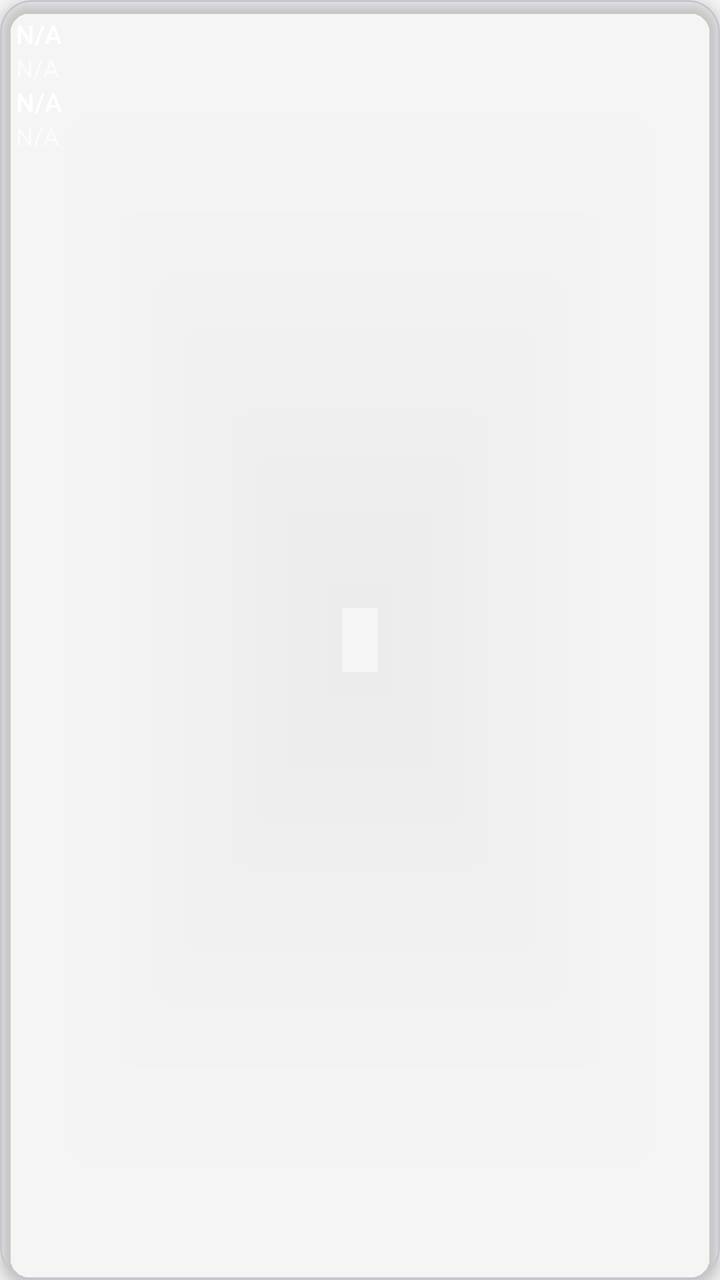
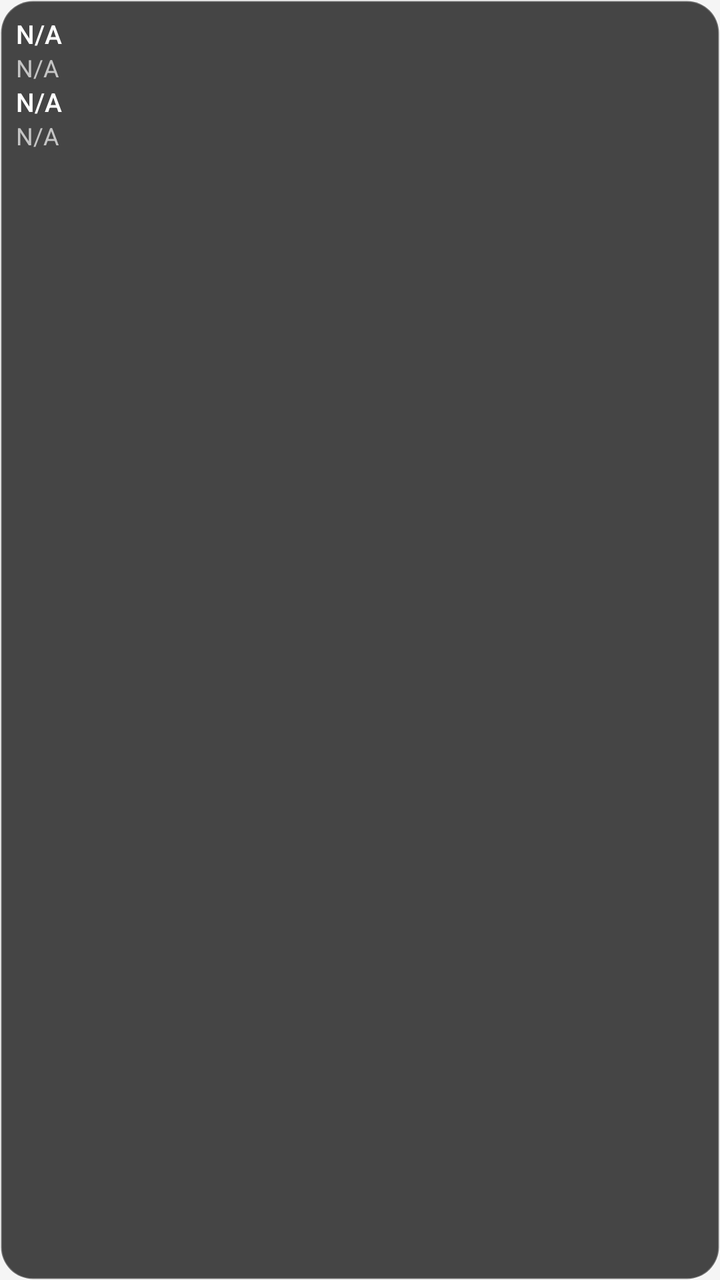

An Android layout rendered at two revisions. The XML below is the earlier revision; the diff shows what the commit changed to produce the second picture.
<!-- AndroidManifest.xml: application theme Theme.DeviceInfoViewer -->
<!-- res/layout/layout_floating_window.xml -->
<?xml version="1.0" encoding="utf-8"?>
<com.google.android.material.card.MaterialCardView
    xmlns:android="http://schemas.android.com/apk/res/android"
    xmlns:app="http://schemas.android.com/apk/res-auto"
    android:layout_width="@dimen/floating_window_width"
    android:layout_height="wrap_content"
    android:background="@drawable/bg_floating_window"
    app:cardElevation="4dp"
    app:cardCornerRadius="@dimen/floating_window_corner"
    app:cardBackgroundColor="@android:color/transparent">

    <LinearLayout
        android:layout_width="match_parent"
        android:layout_height="wrap_content"
        android:orientation="vertical"
        android:padding="@dimen/padding_small">

        <TextView
            android:id="@+id/tv_float_cpu_temp"
            android:layout_width="match_parent"
            android:layout_height="wrap_content"
            android:text="@string/na"
            android:textColor="#FFFFFF"
            android:textSize="13sp"
            android:fontFamily="sans-serif-medium" />

        <TextView
            android:id="@+id/tv_float_cpu_freq"
            android:layout_width="match_parent"
            android:layout_height="wrap_content"
            android:text="@string/na"
            android:textColor="#B0FFFFFF"
            android:textSize="12sp" />

        <TextView
            android:id="@+id/tv_float_battery"
            android:layout_width="match_parent"
            android:layout_height="wrap_content"
            android:text="@string/na"
            android:textColor="#FFFFFF"
            android:textSize="13sp"
            android:fontFamily="sans-serif-medium" />

        <TextView
            android:id="@+id/tv_float_ram"
            android:layout_width="match_parent"
            android:layout_height="wrap_content"
            android:text="@string/na"
            android:textColor="#B0FFFFFF"
            android:textSize="12sp" />

    </LinearLayout>
</com.google.android.material.card.MaterialCardView>
<!-- resources referenced by this layout -->
<resources>
  <dimen name="floating_window_corner">16dp</dimen>
  <dimen name="floating_window_width">180dp</dimen>
  <dimen name="padding_small">8dp</dimen>
  <!-- drawable bg_floating_window (drawable) -->
  <?xml version="1.0" encoding="utf-8"?>
  <shape xmlns:android="http://schemas.android.com/apk/res/android"
      android:shape="rectangle">
      <solid android:color="#CC1A1A1A" />
      <corners android:radius="16dp" />
      <stroke
          android:width="1dp"
          android:color="#40FFFFFF" />
  </shape>
  <string name="na">N/A</string>
  <style name="Theme.DeviceInfoViewer" parent="Theme.Material3.Light.NoActionBar">
          <item name="colorPrimary">@color/primary</item>
          <item name="colorPrimaryVariant">@color/primary_dark</item>
          <item name="colorOnPrimary">@color/on_primary</item>
          <item name="colorSecondary">@color/secondary</item>
          <item name="colorOnSecondary">@color/on_secondary</item>
          <item name="android:colorBackground">@color/background</item>
          <item name="colorOnBackground">@color/text_primary</item>
          <item name="colorSurface">@color/surface</item>
          <item name="colorOnSurface">@color/text_primary</item>
          <item name="colorError">@color/error</item>
          <item name="colorOnError">@color/on_error</item>
          <item name="android:statusBarColor">@android:color/transparent</item>
          <item name="android:navigationBarColor">@android:color/transparent</item>
          <item name="android:windowLightStatusBar">true</item>
          <item name="android:windowBackground">@color/background</item>
      </style>
  <color name="primary">#FF9800</color>
  <color name="primary_dark">#E65100</color>
  <color name="on_primary">#FFFFFF</color>
  <color name="secondary">#607D8B</color>
  <color name="on_secondary">#FFFFFF</color>
  <color name="background">#F5F5F5</color>
  <color name="text_primary">#212121</color>
  <color name="surface">#FFFFFF</color>
  <color name="error">#D32F2F</color>
  <color name="on_error">#FFFFFF</color>
</resources>

<!-- the commit's change to res/layout/layout_floating_window.xml (unified diff, before → after) -->
@@ -1,53 +1,45 @@
 <?xml version="1.0" encoding="utf-8"?>
-<com.google.android.material.card.MaterialCardView
+<LinearLayout
     xmlns:android="http://schemas.android.com/apk/res/android"
-    xmlns:app="http://schemas.android.com/apk/res-auto"
     android:layout_width="@dimen/floating_window_width"
     android:layout_height="wrap_content"
+    android:orientation="vertical"
     android:background="@drawable/bg_floating_window"
-    app:cardElevation="4dp"
-    app:cardCornerRadius="@dimen/floating_window_corner"
-    app:cardBackgroundColor="@android:color/transparent">
+    android:elevation="4dp"
+    android:padding="@dimen/padding_small">
 
-    <LinearLayout
+    <TextView
+        android:id="@+id/tv_float_cpu_temp"
         android:layout_width="match_parent"
         android:layout_height="wrap_content"
-        android:orientation="vertical"
-        android:padding="@dimen/padding_small">
+        android:text="@string/na"
+        android:textColor="#FFFFFF"
+        android:textSize="13sp"
+        android:fontFamily="sans-serif-medium" />
 
-        <TextView
-            android:id="@+id/tv_float_cpu_temp"
-            android:layout_width="match_parent"
-            android:layout_height="wrap_content"
-            android:text="@string/na"
-            android:textColor="#FFFFFF"
-            android:textSize="13sp"
-            android:fontFamily="sans-serif-medium" />
+    <TextView
+        android:id="@+id/tv_float_cpu_freq"
+        android:layout_width="match_parent"
+        android:layout_height="wrap_content"
+        android:text="@string/na"
+        android:textColor="#B0FFFFFF"
+        android:textSize="12sp" />
 
-        <TextView
-            android:id="@+id/tv_float_cpu_freq"
-            android:layout_width="match_parent"
-            android:layout_height="wrap_content"
-            android:text="@string/na"
-            android:textColor="#B0FFFFFF"
-            android:textSize="12sp" />
+    <TextView
+        android:id="@+id/tv_float_battery"
+        android:layout_width="match_parent"
+        android:layout_height="wrap_content"
+        android:text="@string/na"
+        android:textColor="#FFFFFF"
+        android:textSize="13sp"
+        android:fontFamily="sans-serif-medium" />
 
-        <TextView
-            android:id="@+id/tv_float_battery"
-            android:layout_width="match_parent"
-            android:layout_height="wrap_content"
-            android:text="@string/na"
-            android:textColor="#FFFFFF"
-            android:textSize="13sp"
-            android:fontFamily="sans-serif-medium" />
+    <TextView
+        android:id="@+id/tv_float_ram"
+        android:layout_width="match_parent"
+        android:layout_height="wrap_content"
+        android:text="@string/na"
+        android:textColor="#B0FFFFFF"
+        android:textSize="12sp" />
 
-        <TextView
-            android:id="@+id/tv_float_ram"
-            android:layout_width="match_parent"
-            android:layout_height="wrap_content"
-            android:text="@string/na"
-            android:textColor="#B0FFFFFF"
-            android:textSize="12sp" />
-
-    </LinearLayout>
-</com.google.android.material.card.MaterialCardView>
+</LinearLayout>
<!-- resource entries referenced after the edit -->
@@ -1,6 +1,5 @@
 <!-- resources referenced by this layout -->
 <resources>
-  <dimen name="floating_window_corner">16dp</dimen>
   <dimen name="floating_window_width">180dp</dimen>
   <dimen name="padding_small">8dp</dimen>
   <!-- drawable bg_floating_window (drawable) -->
